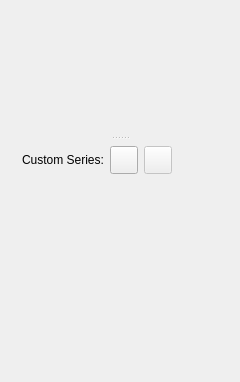
First picture: the form in plotjuggler_app/curvelist_panel.ui, repository ros2-gbp/plotjuggler-release, before the edit; both pictures show x 0 to 240 and y 302 to 684 of the 240 by 684 pixel window.
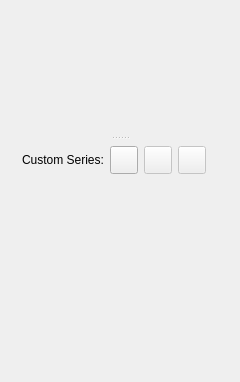
Second picture: the form after the edit.

Diff of the .ui file:
```diff
--- a/plotjuggler_app/curvelist_panel.ui
+++ b/plotjuggler_app/curvelist_panel.ui
@@ -272,6 +272,49 @@
               </property>
              </widget>
             </item>
+            <item>
+             <widget class="QPushButton" name="buttonDeleteCustom">
+              <property name="enabled">
+               <bool>false</bool>
+              </property>
+              <property name="sizePolicy">
+               <sizepolicy hsizetype="Preferred" vsizetype="Fixed">
+                <horstretch>0</horstretch>
+                <verstretch>0</verstretch>
+               </sizepolicy>
+              </property>
+              <property name="minimumSize">
+               <size>
+                <width>28</width>
+                <height>28</height>
+               </size>
+              </property>
+              <property name="maximumSize">
+               <size>
+                <width>28</width>
+                <height>28</height>
+               </size>
+              </property>
+              <property name="focusPolicy">
+               <enum>Qt::NoFocus</enum>
+              </property>
+              <property name="toolTip">
+               <string>&lt;html&gt;&lt;head/&gt;&lt;body&gt;&lt;p&gt;Delete the selected timeseries&lt;/p&gt;&lt;/body&gt;&lt;/html&gt;</string>
+              </property>
+              <property name="text">
+               <string/>
+              </property>
+              <property name="iconSize">
+               <size>
+                <width>18</width>
+                <height>18</height>
+               </size>
+              </property>
+              <property name="flat">
+               <bool>false</bool>
+              </property>
+             </widget>
+            </item>
             <item>
              <spacer name="horizontalSpacer">
               <property name="orientation">
```
